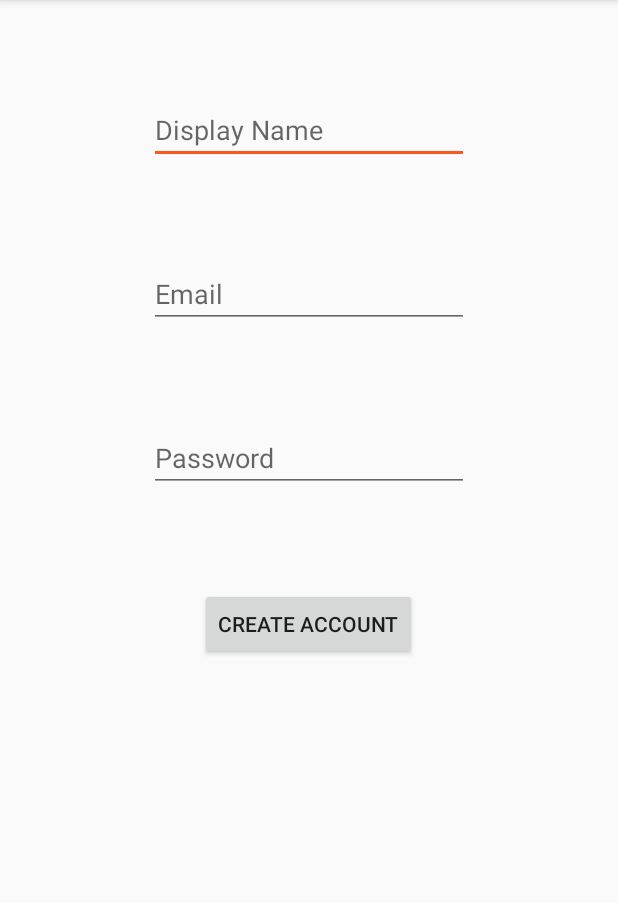
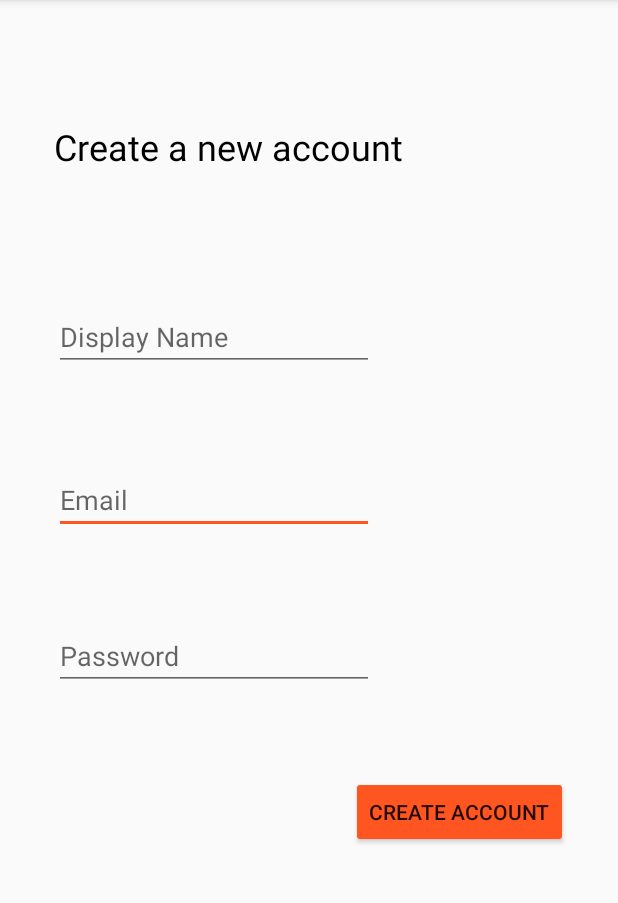
Before and after one commit to abhinavsaxena99/FitMate, an Android app: the RegisterActivity screen opened directly, with no data from a screen before it, on a phone screen of 412 x 824 dp, the part 84-987 px from its top. Run offline under Robolectric (Android 15) with nearby library versions, the phone set to English and light mode, and no system bars; our stand-ins replace Firebase (no records; nobody signed in at launch, a user with empty details on screens opened directly).

Commit message:
sign up page changes

```diff
--- a/app/src/main/java/com/example/fitmate/MainActivity.java
+++ b/app/src/main/java/com/example/fitmate/MainActivity.java
@@ -57,7 +57,6 @@ public class MainActivity extends AppCompatActivity {
             startActivity(startIntent);
             finish();
         }
+
     }
-
-
 }
--- a/app/src/main/java/com/example/fitmate/Meditation.java
+++ b/app/src/main/java/com/example/fitmate/Meditation.java
@@ -45,7 +45,7 @@ public class Meditation extends Fragment {
                 if(text.equals("5 minutes"))
                     url = "https://www.soundhelix.com/examples/mp3/SoundHelix-Song-7.mp3"; // your URL here
                 else
-                    url="https://www.soundhelix.com/examples/mp3/SoundHelix-Song-7.mp3"
+                    url="https://www.soundhelix.com/examples/mp3/SoundHelix-Song-7.mp3";
 
                 final MediaPlayer mediaPlayer = new MediaPlayer();
                 mediaPlayer.setAudioStreamType(AudioManager.STREAM_MUSIC);
--- a/app/src/main/res/layout/activity_main.xml
+++ b/app/src/main/res/layout/activity_main.xml
@@ -5,6 +5,7 @@
     android:layout_width="match_parent"
     android:layout_height="match_parent"
     tools:context=".MainActivity">
+
 
     <com.google.android.material.appbar.AppBarLayout
         android:layout_width="match_parent"
--- a/app/src/main/res/layout/activity_register.xml
+++ b/app/src/main/res/layout/activity_register.xml
@@ -6,55 +6,94 @@
     android:layout_height="match_parent"
     tools:context=".RegisterActivity">
 
+    <!--<include-->
+        <!--android:id="@+id/register_toolbar"-->
+        <!--layout="@layout/app_bar_layout" />-->
+
     <Button
         android:id="@+id/reg_create_btn"
         android:layout_width="wrap_content"
         android:layout_height="wrap_content"
-        android:layout_marginBottom="328dp"
+        android:layout_marginTop="8dp"
+        android:layout_marginBottom="200dp"
+        android:backgroundTint="@color/colorAccent"
         android:text="@string/create_account"
         app:layout_constraintBottom_toBottomOf="parent"
         app:layout_constraintEnd_toEndOf="parent"
-        app:layout_constraintHorizontal_bias="0.498"
-        app:layout_constraintStart_toStartOf="parent" />
-
-    <EditText
-        android:id="@+id/reg_display_name"
-        android:layout_width="wrap_content"
-        android:layout_height="wrap_content"
-        android:ems="10"
-        android:hint="@string/display_name"
-        android:inputType="textPersonName"
-        app:layout_constraintBottom_toTopOf="@+id/reg_email"
-        app:layout_constraintEnd_toEndOf="parent"
-        app:layout_constraintHorizontal_bias="0.5"
+        app:layout_constraintHorizontal_bias="0.876"
         app:layout_constraintStart_toStartOf="parent"
-        app:layout_constraintTop_toTopOf="parent" />
+        app:layout_constraintTop_toBottomOf="@+id/reg_password"
+        app:layout_constraintVertical_bias="0.944" />
 
     <EditText
         android:id="@+id/reg_email"
-        android:layout_width="wrap_content"
+        android:layout_width="213dp"
         android:layout_height="wrap_content"
+        android:layout_marginStart="5dp"
+        android:layout_marginTop="8dp"
+        android:layout_marginEnd="5dp"
+        android:layout_marginBottom="8dp"
         android:ems="10"
         android:hint="Email"
         android:inputType="textEmailAddress"
-        app:layout_constraintBottom_toTopOf="@+id/reg_password"
+        app:layout_constraintBottom_toBottomOf="parent"
         app:layout_constraintEnd_toEndOf="parent"
-        app:layout_constraintHorizontal_bias="0.5"
+        app:layout_constraintHorizontal_bias="0.164"
         app:layout_constraintStart_toStartOf="parent"
-        app:layout_constraintTop_toBottomOf="@+id/reg_display_name" />
+        app:layout_constraintTop_toTopOf="parent"
+        app:layout_constraintVertical_bias="0.428" />
 
     <EditText
         android:id="@+id/reg_password"
         android:layout_width="wrap_content"
         android:layout_height="wrap_content"
+        android:layout_marginStart="5dp"
+        android:layout_marginEnd="5dp"
         android:ems="10"
         android:hint="Password"
         android:inputType="textPassword"
-        app:layout_constraintBottom_toTopOf="@+id/reg_create_btn"
+        app:layout_constraintBottom_toBottomOf="parent"
         app:layout_constraintEnd_toEndOf="parent"
-        app:layout_constraintHorizontal_bias="0.5"
+        app:layout_constraintHorizontal_bias="0.164"
         app:layout_constraintStart_toStartOf="parent"
-        app:layout_constraintTop_toBottomOf="@+id/reg_email" />
+        app:layout_constraintTop_toTopOf="parent"
+        app:layout_constraintVertical_bias="0.574" />
+
+    <TextView
+        android:id="@+id/textView2"
+        android:layout_width="295dp"
+        android:layout_height="40dp"
+        android:layout_marginStart="8dp"
+        android:layout_marginTop="8dp"
+        android:layout_marginBottom="8dp"
+        android:text="Create a new account"
+        android:textColor="#000000"
+        android:textSize="24sp"
+        app:layout_constraintBottom_toTopOf="@+id/reg_display_name"
+        app:layout_constraintEnd_toEndOf="parent"
+        app:layout_constraintHorizontal_bias="0.259"
+        app:layout_constraintStart_toStartOf="parent"
+        app:layout_constraintTop_toTopOf="parent" />
+        <!--app:layout_constraintTop_toBottomOf="@+id/register_toolbar"-->
+        <!--app:layout_constraintVertical_bias="0.229" />-->
+
+    <EditText
+        android:id="@+id/reg_display_name"
+        android:layout_width="213dp"
+        android:layout_height="wrap_content"
+        android:layout_marginStart="2dp"
+        android:layout_marginTop="50dp"
+        android:layout_marginEnd="2dp"
+        android:layout_marginBottom="8dp"
+        android:ems="10"
+        android:hint="@string/display_name"
+        android:inputType="textPersonName"
+        app:layout_constraintBottom_toBottomOf="parent"
+        app:layout_constraintEnd_toEndOf="parent"
+        app:layout_constraintHorizontal_bias="0.175"
+        app:layout_constraintStart_toStartOf="parent"
+        app:layout_constraintTop_toTopOf="parent"
+        app:layout_constraintVertical_bias="0.229" />
 
 
 </androidx.constraintlayout.widget.ConstraintLayout>
--- a/app/src/main/res/values/strings.xml
+++ b/app/src/main/res/values/strings.xml
@@ -6,6 +6,7 @@
     <string name="create_account">Create Account</string>
     <string name="display_name">Display Name</string>
     <string name="email">Email</string>
+    <string name="log_out">Log Out</string>
     <string-array name="durations">
         <item>5 minutes</item>
         <item>10 minutes</item>
```
Also changed, not shown: app/src/main/java/com/example/fitmate/RegisterActivity.java (+8 -0 lines), 1 other file.
